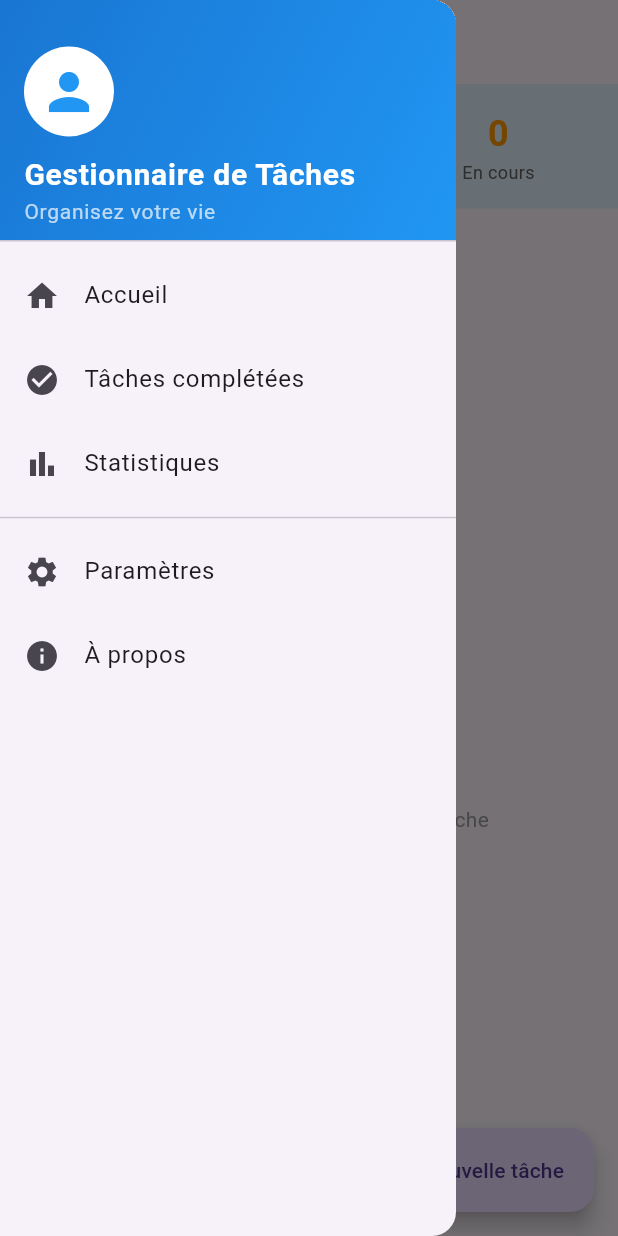
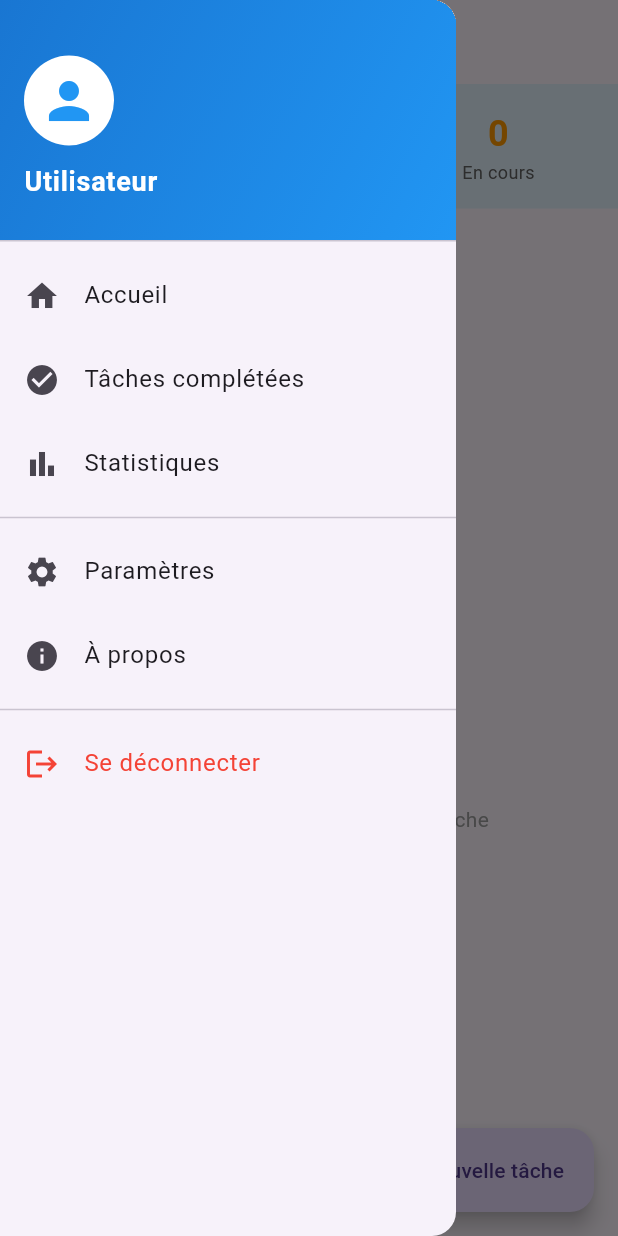
Before and after one commit to karimaboughzal/todo_app, a Flutter app: the TodoListPage screen opened directly, with the side drawer open, on a phone screen of 412 x 824 dp. Run offline on Flutter 3.47's test engine with Material 3 defaults, Android fonts, the phone set to English and light mode, and no system bars; our stand-ins replace shared_preferences; accounts and stored records are empty.

```diff
--- a/lib/screens/todo_list_page.dart
+++ b/lib/screens/todo_list_page.dart
@@ -1,11 +1,13 @@
 import 'package:flutter/material.dart';
 import '../models/task.dart';
 import '../services/storage_service.dart';
+import '../services/auth_service.dart';
 import '../widgets/task_item.dart';
 import '../widgets/add_task_dialog.dart';
 import 'statistics_page.dart';
 import 'completed_tasks_page.dart';
 import 'settings_page.dart';
+import 'login_page.dart';
 
 class TodoListPage extends StatefulWidget {
   const TodoListPage({Key? key}) : super(key: key);
@@ -16,6 +18,7 @@ class TodoListPage extends StatefulWidget {
 
 class _TodoListPageState extends State<TodoListPage> {
   final StorageService _storageService = StorageService();
+  final AuthService _authService = AuthService();
   List<Task> _tasks = [];
   bool _isLoading = true;
 
@@ -95,8 +98,45 @@ class _TodoListPageState extends State<TodoListPage> {
     );
   }
 
+  // Afficher le dialog À propos
+  void _showAboutDialog() {
+    showDialog(
+      context: context,
+      builder: (context) => AlertDialog(
+        title: const Text('À propos'),
+        content: const Column(
+          mainAxisSize: MainAxisSize.min,
+          crossAxisAlignment: CrossAxisAlignment.start,
+          children: [
+            Text(
+              'Gestionnaire de Tâches',
+              style: TextStyle(fontWeight: FontWeight.bold, fontSize: 18),
+            ),
+            SizedBox(height: 8),
+            Text('Version: 1.0.0'),
+            SizedBox(height: 8),
+            Text('Développé avec Flutter & Dart'),
+            SizedBox(height: 8),
+            Text('Application de gestion de tâches pour organiser votre quotidien.'),
+          ],
+        ),
+        actions: [
+          TextButton(
+            onPressed: () => Navigator.pop(context),
+            child: const Text('Fermer'),
+          ),
+        ],
+      ),
+    );
+  }
+
   // Construire le Drawer (menu latéral)
   Widget _buildDrawer() {
+    return FutureBuilder<Map<String, dynamic>?>(
+      future: _authService.getCurrentUser(),
+      builder: (context, snapshot) {
+        final user = snapshot.data;
+
         return Drawer(
           child: ListView(
             padding: EdgeInsets.zero,
@@ -109,29 +149,29 @@ class _TodoListPageState extends State<TodoListPage> {
                     end: Alignment.bottomRight,
                   ),
                 ),
-            child: const Column(
+                child: Column(
                   crossAxisAlignment: CrossAxisAlignment.start,
                   mainAxisAlignment: MainAxisAlignment.end,
                   children: [
-                CircleAvatar(
+                    const CircleAvatar(
                       radius: 30,
                       backgroundColor: Colors.white,
                       child: Icon(Icons.person, size: 40, color: Colors.blue),
                     ),
-                SizedBox(height: 10),
+                    const SizedBox(height: 10),
                     Text(
-                  'Gestionnaire de Tâches',
-                  style: TextStyle(
+                      user?['name'] ?? 'Utilisateur',
+                      style: const TextStyle(
                         color: Colors.white,
-                    fontSize: 20,
+                        fontSize: 18,
                         fontWeight: FontWeight.bold,
                       ),
                     ),
                     Text(
-                  'Organisez votre vie',
-                  style: TextStyle(
+                      user?['email'] ?? '',
+                      style: const TextStyle(
                         color: Colors.white70,
-                    fontSize: 14,
+                        fontSize: 12,
                       ),
                     ),
                   ],
@@ -158,7 +198,7 @@ class _TodoListPageState extends State<TodoListPage> {
                         onDelete: _deleteTask,
                       ),
                     ),
-              ).then((_) => setState(() {})); // Rafraîchir après retour
+                  ).then((_) => setState(() {}));
                 },
               ),
               ListTile(
@@ -198,40 +238,30 @@ class _TodoListPageState extends State<TodoListPage> {
                   _showAboutDialog();
                 },
               ),
+              const Divider(),
+              ListTile(
+                leading: const Icon(Icons.logout, color: Colors.red),
+                title: const Text(
+                  'Se déconnecter',
+                  style: TextStyle(color: Colors.red),
+                ),
+                onTap: () async {
+                  Navigator.pop(context);
+                  await _authService.signOut();
+                  if (mounted) {
+                    Navigator.pushReplacement(
+                      context,
+                      MaterialPageRoute(
+                        builder: (context) => const LoginPage(),
+                      ),
+                    );
+                  }
+                },
+              ),
             ],
           ),
         );
-  }
-
-  // Afficher le dialog À propos
-  void _showAboutDialog() {
-    showDialog(
-      context: context,
-      builder: (context) => AlertDialog(
-        title: const Text('À propos'),
-        content: const Column(
-          mainAxisSize: MainAxisSize.min,
-          crossAxisAlignment: CrossAxisAlignment.start,
-          children: [
-            Text(
-              'Gestionnaire de Tâches',
-              style: TextStyle(fontWeight: FontWeight.bold, fontSize: 18),
-            ),
-            SizedBox(height: 8),
-            Text('Version: 1.0.0'),
-            SizedBox(height: 8),
-            Text('Développé avec Flutter & Dart'),
-            SizedBox(height: 8),
-            Text('Application de gestion de tâches pour organiser votre quotidien.'),
-          ],
-        ),
-        actions: [
-          TextButton(
-            onPressed: () => Navigator.pop(context),
-            child: const Text('Fermer'),
-          ),
-        ],
-      ),
+      },
     );
   }
 
--- a/pubspec.yaml
+++ b/pubspec.yaml
@@ -35,8 +35,7 @@ dependencies:
   # Use with the CupertinoIcons class for iOS style icons.
   cupertino_icons: ^1.0.8
   shared_preferences: ^2.2.2
-  firebase_core: ^2.24.2
-  firebase_auth: ^4.16.0
+
 
 dev_dependencies:
   flutter_test:
```
Also changed, not shown: lib/main.dart (+11 -8 lines), lib/screens/auth_service.dart (deleted, +0 -169 lines), lib/services/auth_service.dart (added, +204 -0 lines), pubspec.lock. Lines whose indentation alone changed are shown as unchanged.
